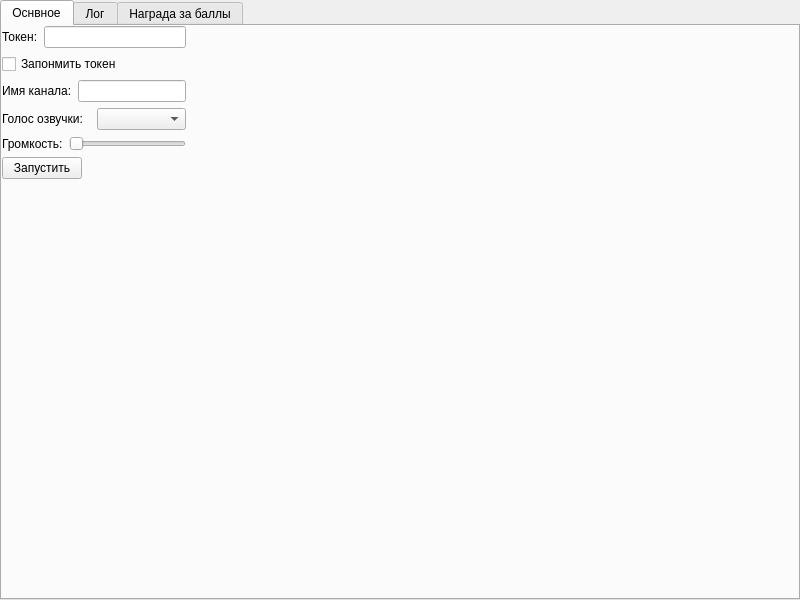
Old version of the form MainWindow.ui in the repository PlYtK/Text-To-Speech.
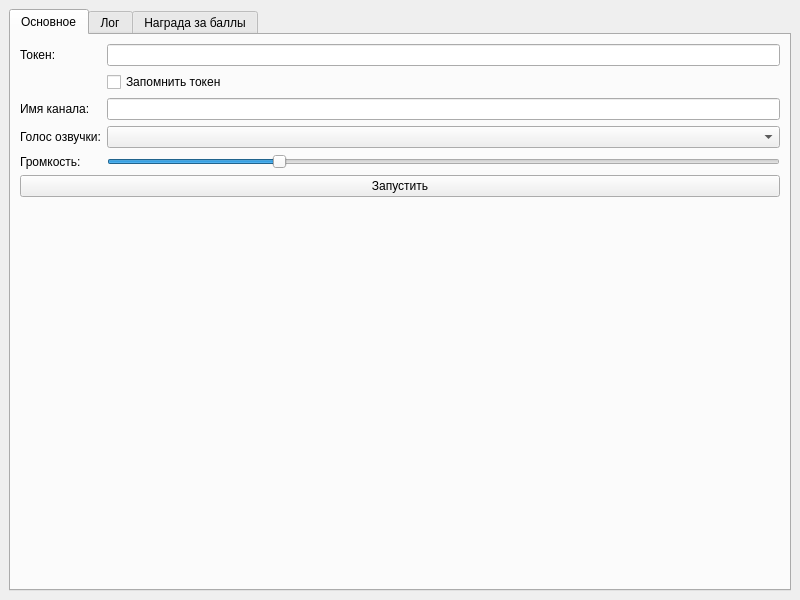
New version of the form.

Commit message: Add Qt GUI (MainWindow.ui, app.py), remove console bot.py

Patch:
```diff
--- a/MainWindow.ui
+++ b/MainWindow.ui
@@ -10,114 +10,79 @@
     <height>600</height>
    </rect>
   </property>
-  <property name="minimumSize">
-   <size>
-    <width>800</width>
-    <height>600</height>
-   </size>
-  </property>
   <property name="windowTitle">
    <string>Text-To-Speech</string>
   </property>
   <widget class="QWidget" name="centralwidget">
+   <layout class="QVBoxLayout" name="centralLayout">
+    <item>
    <widget class="QTabWidget" name="tabWidget">
-    <property name="geometry">
-     <rect>
-      <x>0</x>
-      <y>0</y>
-      <width>800</width>
-      <height>600</height>
-     </rect>
-    </property>
-    <property name="minimumSize">
-     <size>
-      <width>800</width>
-      <height>600</height>
-     </size>
-    </property>
     <property name="currentIndex">
      <number>0</number>
     </property>
-    <widget class="QWidget" name="tab">
+      <widget class="QWidget" name="tabMain">
      <attribute name="title">
-      <string>Оснвное</string>
-     </attribute>
-     <widget class="QWidget" name="">
-      <property name="geometry">
-       <rect>
-        <x>0</x>
-        <y>0</y>
-        <width>213</width>
-        <height>166</height>
-       </rect>
-      </property>
+        <string>Основное</string>
+       </attribute>
+       <layout class="QVBoxLayout" name="mainTabLayout">
+        <item>
       <layout class="QFormLayout" name="formLayout">
        <item row="0" column="0">
-        <layout class="QVBoxLayout" name="verticalLayout_2">
-         <item>
-          <layout class="QVBoxLayout" name="verticalLayout">
-           <item>
-            <layout class="QHBoxLayout" name="horizontalLayout">
-             <item>
-              <widget class="QLabel" name="label">
+           <widget class="QLabel" name="tokenLabel">
                <property name="text">
                 <string>Токен:</string>
                </property>
               </widget>
              </item>
-             <item>
-              <widget class="QLineEdit" name="tokenEdit"/>
-             </item>
-            </layout>
-           </item>
-           <item>
+          <item row="0" column="1">
+           <widget class="QLineEdit" name="tokenEdit">
+            <property name="echoMode">
+             <enum>QLineEdit::Password</enum>
+            </property>
+           </widget>
+          </item>
+          <item row="1" column="1">
             <widget class="QCheckBox" name="rememberCheck">
              <property name="text">
-              <string>Запонмить токен</string>
+             <string>Запомнить токен</string>
              </property>
             </widget>
            </item>
-          </layout>
-         </item>
-         <item>
-          <layout class="QHBoxLayout" name="horizontalLayout_2">
-           <item>
-            <widget class="QLabel" name="label_2">
+          <item row="2" column="0">
+           <widget class="QLabel" name="channelLabel">
              <property name="text">
               <string>Имя канала:</string>
              </property>
             </widget>
            </item>
-           <item>
+          <item row="2" column="1">
             <widget class="QLineEdit" name="channelEdit"/>
            </item>
-          </layout>
-         </item>
-         <item>
-          <layout class="QHBoxLayout" name="horizontalLayout_3">
-           <item>
-            <widget class="QLabel" name="label_3">
+          <item row="3" column="0">
+           <widget class="QLabel" name="voiceLabel">
              <property name="text">
               <string>Голос озвучки:</string>
              </property>
             </widget>
            </item>
-           <item>
+          <item row="3" column="1">
             <widget class="QComboBox" name="voiceBox"/>
            </item>
-          </layout>
-         </item>
-         <item>
-          <layout class="QHBoxLayout" name="horizontalLayout_4">
-           <item>
-            <widget class="QLabel" name="label_4">
+          <item row="4" column="0">
+           <widget class="QLabel" name="volumeLabel">
              <property name="text">
               <string>Громкость:</string>
              </property>
             </widget>
            </item>
-           <item>
+          <item row="4" column="1">
             <widget class="QSlider" name="volumeSlider">
+            <property name="maximum">
+             <number>100</number>
+            </property>
+            <property name="value">
+             <number>25</number>
+            </property>
              <property name="orientation">
               <enum>Qt::Horizontal</enum>
              </property>
@@ -125,40 +90,35 @@
            </item>
           </layout>
          </item>
-        </layout>
-       </item>
-       <item row="1" column="0">
+        <item>
         <widget class="QPushButton" name="startButton">
          <property name="text">
           <string>Запустить</string>
          </property>
         </widget>
        </item>
-      </layout>
-     </widget>
-    </widget>
-    <widget class="QWidget" name="tab_2">
+        <item>
+         <spacer name="verticalSpacer">
+          <property name="orientation">
+           <enum>Qt::Vertical</enum>
+          </property>
+          <property name="sizeHint" stdset="0">
+           <size>
+            <width>20</width>
+            <height>40</height>
+           </size>
+          </property>
+         </spacer>
+        </item>
+       </layout>
+      </widget>
+      <widget class="QWidget" name="tabLog">
      <attribute name="title">
       <string>Лог</string>
      </attribute>
-     <widget class="QWidget" name="">
-      <property name="geometry">
-       <rect>
-        <x>0</x>
-        <y>5</y>
-        <width>802</width>
-        <height>533</height>
-       </rect>
-      </property>
-      <layout class="QVBoxLayout" name="verticalLayout_3">
+       <layout class="QVBoxLayout" name="logTabLayout">
        <item>
         <widget class="QPlainTextEdit" name="logView">
-         <property name="minimumSize">
-          <size>
-           <width>800</width>
-           <height>500</height>
-          </size>
-         </property>
          <property name="font">
           <font>
            <family>Consolas</family>
@@ -173,7 +133,7 @@
         </widget>
        </item>
        <item>
-        <layout class="QHBoxLayout" name="horizontalLayout_5">
+         <layout class="QHBoxLayout" name="logButtonsLayout">
          <item>
           <spacer name="horizontalSpacer">
            <property name="orientation">
@@ -208,13 +168,14 @@
        </item>
       </layout>
      </widget>
-    </widget>
-    <widget class="QWidget" name="tab_3">
+      <widget class="QWidget" name="tabRewards">
      <attribute name="title">
       <string>Награда за баллы</string>
      </attribute>
     </widget>
    </widget>
+    </item>
+   </layout>
   </widget>
  </widget>
  <resources/>
```
Lines whose indentation alone changed are shown as unchanged. The commit also changes 3 other files.
